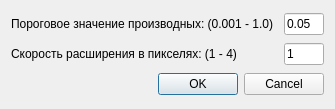
Above: Recognite/traversewalksettings.ui from relaxesemind/Recognite before the change. Below: the same form after it.
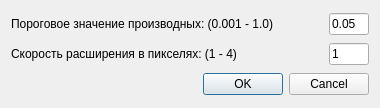
That is the form after the change.

```diff
--- a/Recognite/traversewalksettings.ui
+++ b/Recognite/traversewalksettings.ui
@@ -6,8 +6,8 @@
    <rect>
     <x>0</x>
     <y>0</y>
-    <width>335</width>
-    <height>109</height>
+    <width>380</width>
+    <height>108</height>
    </rect>
   </property>
   <property name="windowTitle">
@@ -25,6 +25,12 @@
      </item>
      <item>
       <widget class="QLineEdit" name="lineEdit">
+       <property name="minimumSize">
+        <size>
+         <width>40</width>
+         <height>0</height>
+        </size>
+       </property>
        <property name="maximumSize">
         <size>
          <width>40</width>
@@ -49,6 +55,12 @@
      </item>
      <item>
       <widget class="QLineEdit" name="lineEdit_2">
+       <property name="minimumSize">
+        <size>
+         <width>40</width>
+         <height>0</height>
+        </size>
+       </property>
        <property name="maximumSize">
         <size>
          <width>40</width>
```
